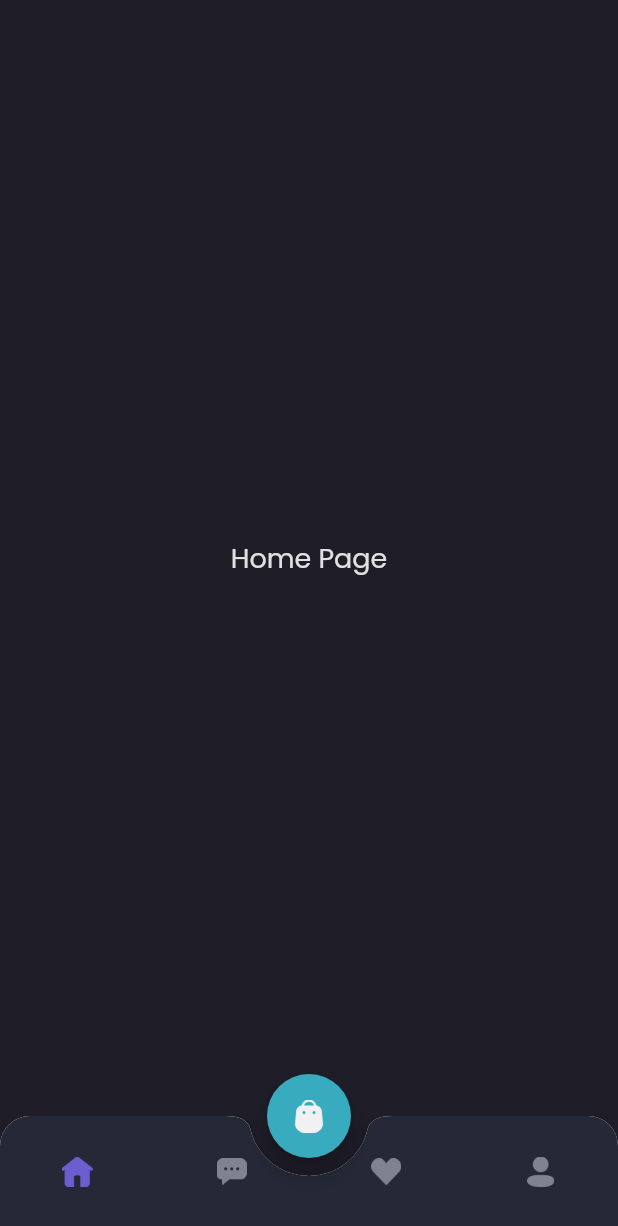
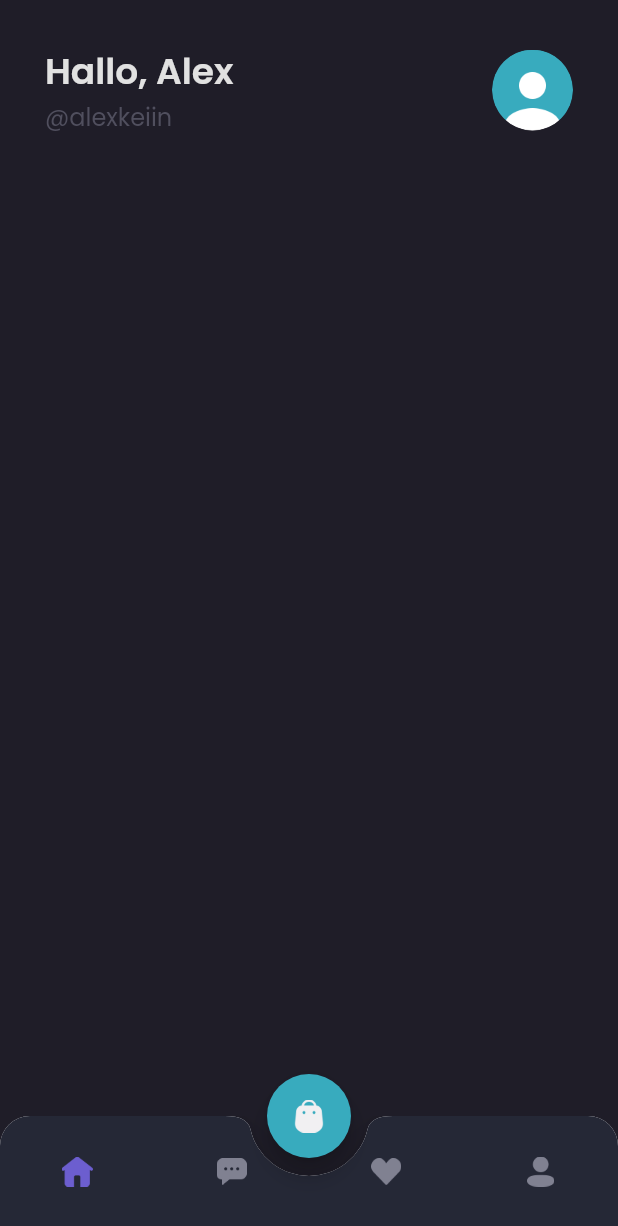
Before and after one commit to sabilimaulana/shamo-flutter, a Flutter app: the MainPage screen opened by its route, on a phone screen of 412 x 824 dp. Shown: the top 1226 px of the screen. Run offline on Flutter 3.47's test engine with Material 2 defaults, Android fonts, the phone set to English and light mode, and no system bars; our stand-ins replace google_fonts.

Commit message:
Slicing : Home Page Bagian Header

```diff
--- a/lib/pages/home/home_page.dart
+++ b/lib/pages/home/home_page.dart
@@ -6,11 +6,50 @@ class HomePage extends StatelessWidget {
 
   @override
   Widget build(BuildContext context) {
-    return Center(
-      child: Text(
-        'Home Page',
-        style: primaryTextStyle.copyWith(fontSize: 18),
-      ),
+    Widget header() {
+      return Container(
+        margin: EdgeInsets.only(
+          top: defaultMargin,
+          left: defaultMargin,
+          right: defaultMargin,
+        ),
+        child: Row(
+          children: [
+            Expanded(
+              child: Column(
+                crossAxisAlignment: CrossAxisAlignment.start,
+                children: [
+                  Text(
+                    'Hallo, Alex',
+                    style: primaryTextStyle.copyWith(
+                      fontSize: 24,
+                      fontWeight: semiBold,
+                    ),
+                  ),
+                  Text(
+                    '@alexkeiin',
+                    style: subtitleTextStyle.copyWith(
+                      fontSize: 16,
+                    ),
+                  )
+                ],
+              ),
+            ),
+            Container(
+                width: 54,
+                height: 54,
+                decoration: const BoxDecoration(
+                  shape: BoxShape.circle,
+                  image: DecorationImage(
+                      image: AssetImage('assets/image_profile.png')),
+                ))
+          ],
+        ),
+      );
+    }
+
+    return ListView(
+      children: [header()],
     );
   }
 }
```
